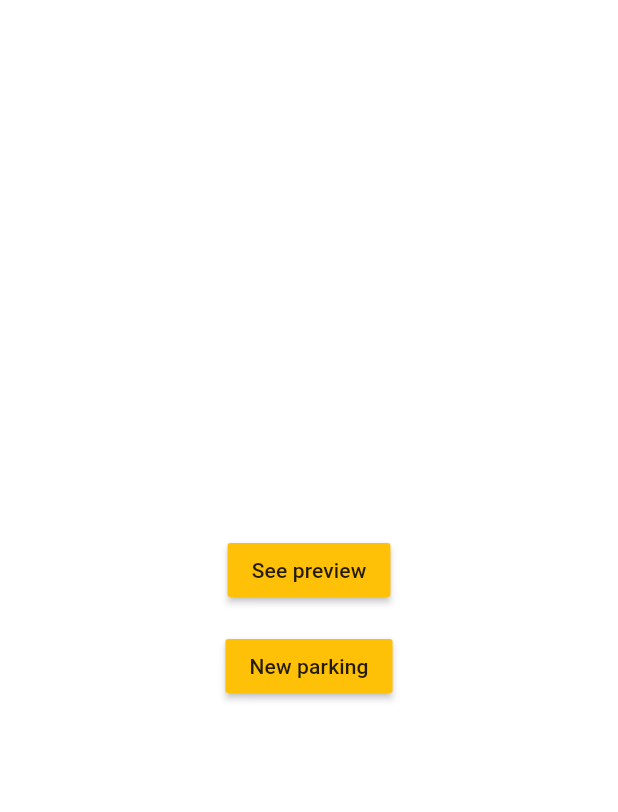
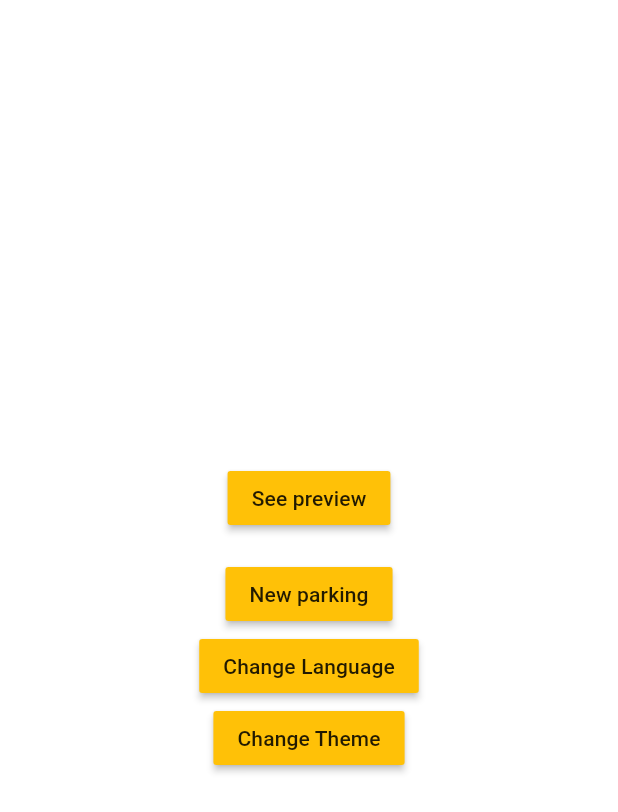
Before and after one commit to taweewong/ours, a Flutter app: the ParkingScreen screen opened by its route, on a phone screen of 412 x 824 dp. Shown: the top 812 px of the screen. Run offline on Flutter 3.47's test engine with Material 3 defaults, Android fonts, the phone set to English and light mode, and no system bars; our stand-ins replace camera, cloud_firestore, easy_localization, firebase_auth, firebase_core, flutter_riverpod and 4 more; accounts and stored records are empty; generated files the repository leaves out were written again.

```diff
--- a/lib/app_navigation.dart
+++ b/lib/app_navigation.dart
@@ -4,7 +4,6 @@ import 'package:ours/presentation/camera/camera_screen.dart';
 import 'package:ours/presentation/login/login_screen.dart';
 import 'package:ours/presentation/parking/parking_screen.dart';
 import 'package:ours/presentation/parking_preview/parking_preview_screen.dart';
-import 'package:ours/presentation/splash/splash_screen.dart';
 
 class AppRouter {
   static GoRouter get router => _router;
@@ -14,34 +13,28 @@ class AppRouter {
       GoRoute(
         path: "/",
         builder: (BuildContext context, GoRouterState state) {
-          return const SplashScreen();
+          return const LoginScreen();
+        },
+      ),
+      GoRoute(
+        path: "/parking",
+        builder: (BuildContext context, GoRouterState state) {
+          return const ParkingScreen();
         },
         routes: <RouteBase>[
           GoRoute(
-            path: "login",
-            pageBuilder: (BuildContext context, GoRouterState state) {
-              return state.transitionPage(const LoginScreen());
-            },
-          ),
-          GoRoute(
-            path: "parking_preview",
+            path: "preview",
             pageBuilder: (BuildContext context, GoRouterState state) {
               return state.transitionPage(const ParkingPreviewScreen());
             },
           ),
-          GoRoute(
-            path: "parking",
-            pageBuilder: (BuildContext context, GoRouterState state) {
-              return state.transitionPage(const ParkingScreen());
-            },
-          ),
-          GoRoute(
-            path: "camera",
-            pageBuilder: (BuildContext context, GoRouterState state) {
-              return state.transitionPage(const CameraScreen());
-            },
-          ),
         ],
+      ),
+      GoRoute(
+        path: "/camera",
+        builder: (BuildContext context, GoRouterState state) {
+          return const CameraScreen();
+        },
       ),
     ],
   );
--- a/lib/presentation/parking/parking_screen.dart
+++ b/lib/presentation/parking/parking_screen.dart
@@ -5,6 +5,8 @@ import 'package:flutter/material.dart';
 import 'package:flutter_riverpod/flutter_riverpod.dart';
 import 'package:go_router/go_router.dart';
 import 'package:ours/presentation/resource/themes.dart';
+
+import '../resource/theme_state.dart';
 
 class ParkingScreen extends ConsumerStatefulWidget {
   const ParkingScreen({super.key});
@@ -19,7 +21,7 @@ class _ParkingScreenState extends ConsumerState<ParkingScreen> {
   @override
   Widget build(BuildContext context) {
     return Scaffold(
-      backgroundColor: Colors.white,
+      backgroundColor: context.theme.primaryColor,
       body: SafeArea(
         child: Center(
           child: Column(
@@ -28,7 +30,7 @@ class _ParkingScreenState extends ConsumerState<ParkingScreen> {
               MaterialButton(
                 color: Colors.amber,
                 onPressed: () {
-                  context.push('/parking_preview');
+                  context.push('/parking/preview');
                 },
                 child: Text(context.tr('app.goToParkingPreview')),
               ),
@@ -40,6 +42,26 @@ class _ParkingScreenState extends ConsumerState<ParkingScreen> {
                 },
                 child: Text(context.tr('app.goToParkingCamera')),
               ),
+              SizedBox(width: 16),
+              MaterialButton(
+                color: Colors.amber,
+                onPressed: () {
+                  if (context.locale.toString() == "en_US") {
+                    context.setLocale(Locale('th', 'TH'));
+                  } else {
+                    context.setLocale(Locale('en', 'US'));
+                  }
+                },
+                child: Text(context.tr('app.changeLang')),
+              ),
+              SizedBox(width: 16),
+              MaterialButton(
+                color: Colors.amber,
+                onPressed: () {
+                  ref.read(themeStateNotifierProvider.notifier).switchTheme();
+                },
+                child: Text(context.tr('app.changeTheme')),
+              ),
             ],
           ),
         ),
```
Also changed, not shown: lib/presentation/example/example_screen.dart (renamed from lib/presentation/splash/splash_screen.dart).
